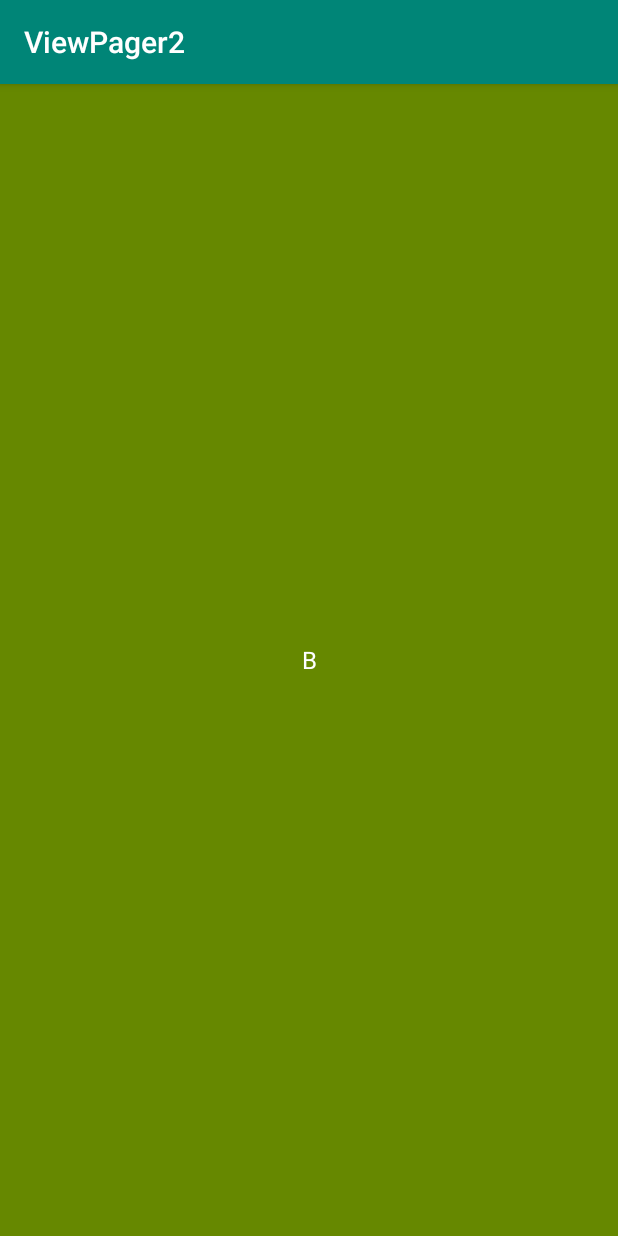
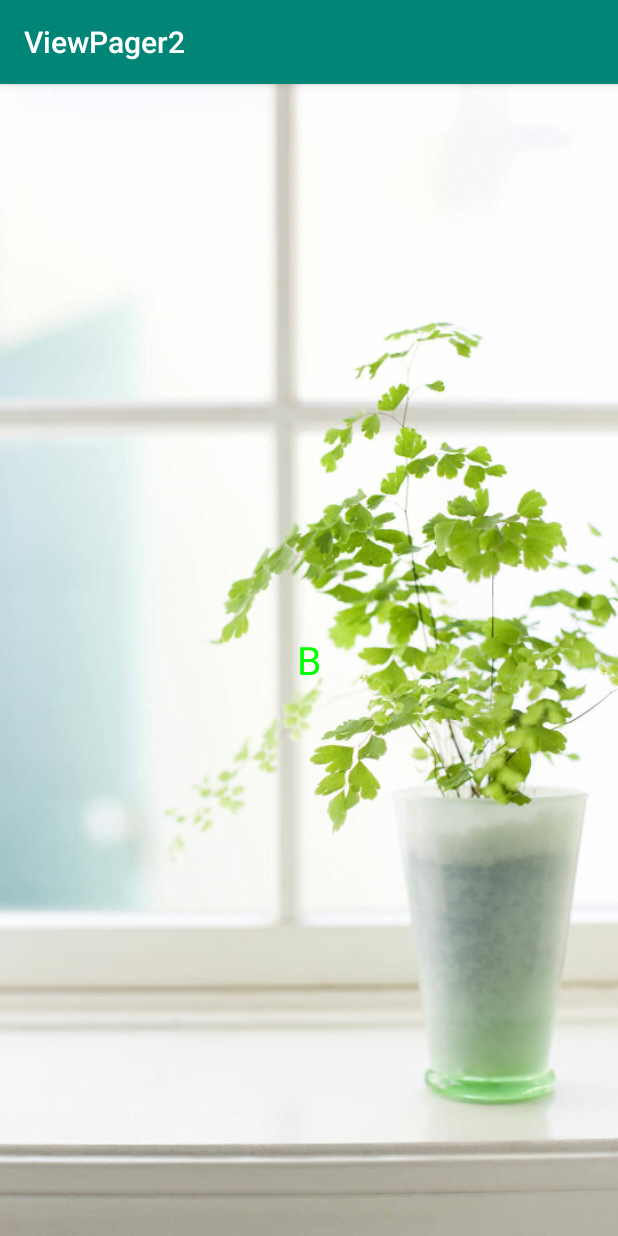
Before and after one commit to qingmingmeng/ViewPager2Learning, an Android app: the fragment BFragment shown on its own in the app's theme, on a phone screen of 412 x 824 dp. Run offline under Robolectric (Android 15) with nearby library versions, the phone set to English and light mode, and no system bars.

Commit message:
更换好看点的图片

```diff
--- a/app/src/main/res/layout/fragment_a.xml
+++ b/app/src/main/res/layout/fragment_a.xml
@@ -9,8 +9,8 @@
         android:layout_width="match_parent"
         android:layout_height="match_parent"
         android:gravity="center"
-        android:background="#226699"
+        android:background="@mipmap/image_a"
         android:text="A"
-        android:textColor="#fff"
-        android:textSize="16sp"/>
+        android:textColor="#0000ff"
+        android:textSize="26sp"/>
 </LinearLayout>
--- a/app/src/main/res/layout/fragment_b.xml
+++ b/app/src/main/res/layout/fragment_b.xml
@@ -9,8 +9,8 @@
         android:layout_width="match_parent"
         android:layout_height="match_parent"
         android:gravity="center"
-        android:background="#668800"
+        android:background="@mipmap/image_b"
         android:text="B"
-        android:textColor="#fff"
-        android:textSize="16sp"/>
+        android:textColor="#00ff00"
+        android:textSize="26sp"/>
 </LinearLayout>
--- a/app/src/main/res/layout/fragment_c.xml
+++ b/app/src/main/res/layout/fragment_c.xml
@@ -9,8 +9,8 @@
         android:layout_width="match_parent"
         android:layout_height="match_parent"
         android:gravity="center"
-        android:background="#ff8800"
+        android:background="@mipmap/image_c"
         android:text="C"
-        android:textColor="#fff"
-        android:textSize="16sp"/>
+        android:textColor="#00ff00"
+        android:textSize="26sp"/>
 </LinearLayout>
--- a/app/src/main/res/layout/item.xml
+++ b/app/src/main/res/layout/item.xml
@@ -15,7 +15,7 @@
         android:layout_height="match_parent"
         android:gravity="center"
         android:text="请向上滑动"
-        android:textColor="#028ce5"
-        android:textSize="18sp"
+        android:textColor="#ffffff"
+        android:textSize="28sp"
         android:visibility="gone"/>
 </RelativeLayout>
```
Also changed, not shown: app/src/main/res/mipmap-xxhdpi/image_b.png (added), app/src/main/res/mipmap-xxhdpi/image_c.png (added), 5 other files.
